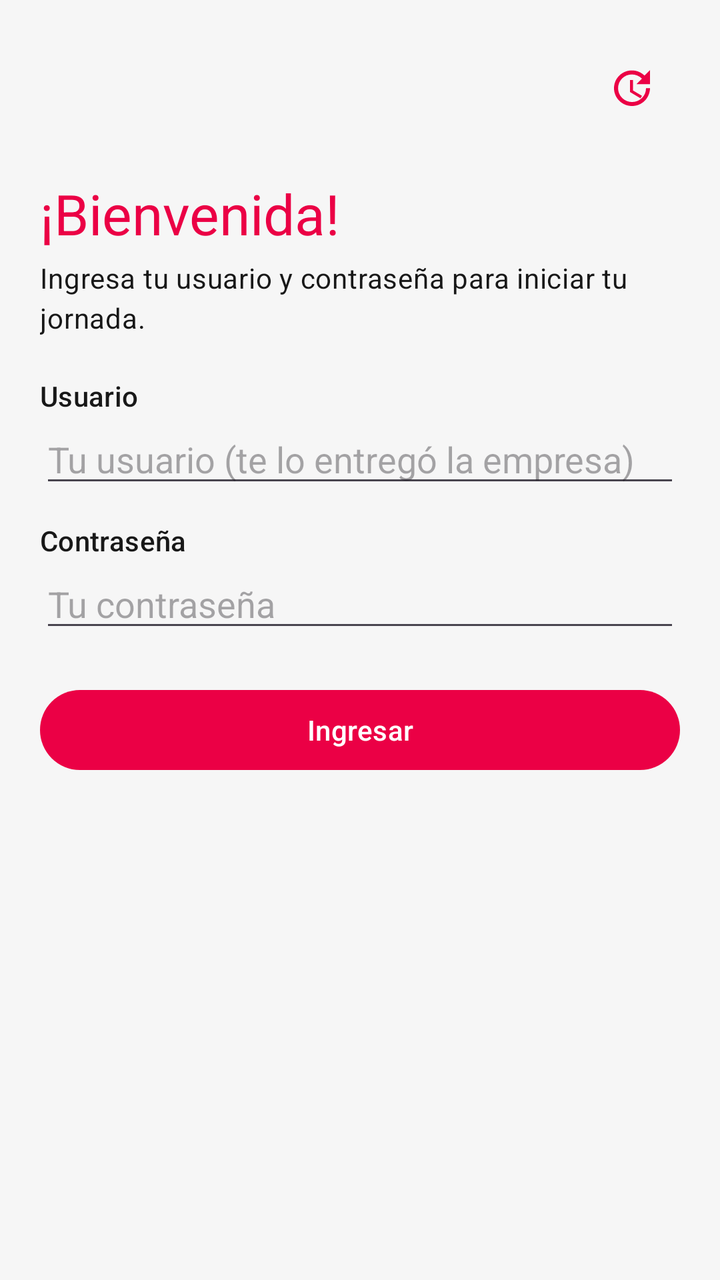
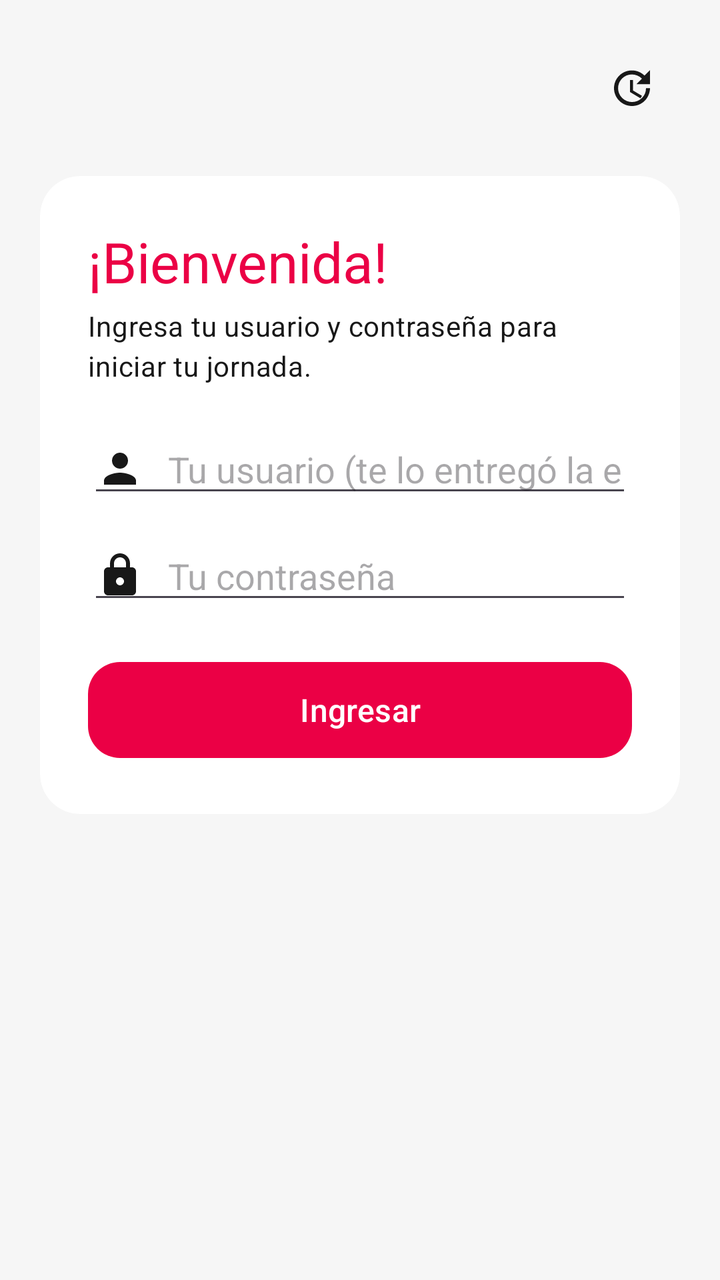

Compare the two renders of this Android layout. The source of the first and the diff that turns it into the second are given below.
<!-- AndroidManifest.xml: application theme Theme.Dmujeres -->
<!-- res/layout/activity_main.xml -->
<?xml version="1.0" encoding="utf-8"?>
<FrameLayout xmlns:android="http://schemas.android.com/apk/res/android"
    android:layout_width="match_parent"
    android:layout_height="match_parent"
    android:background="@color/background">

    <ScrollView
        android:layout_width="match_parent"
        android:layout_height="match_parent"
        android:fillViewport="true">

        <LinearLayout
            android:layout_width="match_parent"
            android:layout_height="wrap_content"
            android:orientation="vertical"
            android:padding="20dp">

            <FrameLayout
                android:layout_width="match_parent"
                android:layout_height="wrap_content"
                android:layout_marginBottom="20dp">

                <ImageView
                    android:id="@+id/bannerLogo"
                    android:layout_width="260dp"
                    android:layout_height="wrap_content"
                    android:layout_gravity="center_horizontal"
                    android:layout_alignParentTop="true"
                    android:adjustViewBounds="true"
                    android:contentDescription="@string/app_name" />

                <ImageButton
                    android:id="@+id/updateButton"
                    android:layout_width="48dp"
                    android:layout_height="48dp"
                    android:layout_gravity="top|end"
                    android:background="?attr/selectableItemBackgroundBorderless"
                    android:contentDescription="@string/check_updates"
                    android:scaleType="centerInside"
                    android:src="@drawable/ic_update" />

            </FrameLayout>

            <LinearLayout
                android:id="@+id/loginSection"
                android:layout_width="match_parent"
                android:layout_height="wrap_content"
                android:orientation="vertical">

                <TextView
                    android:layout_width="wrap_content"
                    android:layout_height="wrap_content"
                    android:text="@string/login_title"
                    android:textAppearance="@style/TextAppearance.Material3.HeadlineMedium"
                    android:textColor="@color/primary"
                    android:layout_marginBottom="4dp" />

                <TextView
                    android:layout_width="wrap_content"
                    android:layout_height="wrap_content"
                    android:text="@string/login_subtitle"
                    android:textAppearance="@style/TextAppearance.Material3.BodyMedium"
                    android:textColor="@color/ink"
                    android:layout_marginBottom="20dp" />

                <TextView
                    android:layout_width="wrap_content"
                    android:layout_height="wrap_content"
                    android:text="@string/username_label"
                    android:textAppearance="@style/TextAppearance.Material3.LabelLarge"
                    android:textColor="@color/ink" />

                <EditText
                    android:id="@+id/usernameInput"
                    android:layout_width="match_parent"
                    android:layout_height="wrap_content"
                    android:hint="@string/username_hint"
                    android:inputType="text"
                    android:layout_marginBottom="12dp" />

                <TextView
                    android:layout_width="wrap_content"
                    android:layout_height="wrap_content"
                    android:text="@string/password_label"
                    android:textAppearance="@style/TextAppearance.Material3.LabelLarge"
                    android:textColor="@color/ink" />

                <EditText
                    android:id="@+id/passwordInput"
                    android:layout_width="match_parent"
                    android:layout_height="wrap_content"
                    android:hint="@string/password_hint"
                    android:inputType="textPassword"
                    android:layout_marginBottom="20dp" />

                <Button
                    android:id="@+id/loginButton"
                    android:layout_width="match_parent"
                    android:layout_height="wrap_content"
                    android:text="@string/login_button" />

            </LinearLayout>

            <LinearLayout
                android:id="@+id/mainSection"
                android:layout_width="match_parent"
                android:layout_height="wrap_content"
                android:orientation="vertical"
                android:visibility="gone">

                <TextView
                    android:id="@+id/stateText"
                    android:layout_width="match_parent"
                    android:layout_height="wrap_content"
                    android:text="@string/tracking_off"
                    android:textAppearance="@style/TextAppearance.Material3.TitleMedium"
                    android:textColor="@color/primary"
                    android:padding="14dp"
                    android:background="@drawable/state_background"
                    android:layout_marginBottom="12dp" />

                <TextView
                    android:id="@+id/logText"
                    android:layout_width="match_parent"
                    android:layout_height="wrap_content"
                    android:text=""
                    android:textAppearance="@style/TextAppearance.Material3.BodyLarge"
                    android:textColor="@color/ink"
                    android:lineSpacingExtra="6dp"
                    android:padding="14dp"
                    android:background="@drawable/state_background"
                    android:layout_marginBottom="20dp" />

                <Button
                    android:id="@+id/toggleButton"
                    android:layout_width="match_parent"
                    android:layout_height="wrap_content"
                    android:text="@string/start" />

                <Button
                    android:id="@+id/diagButton"
                    style="@style/Widget.Material3.Button.TextButton"
                    android:layout_width="match_parent"
                    android:layout_height="wrap_content"
                    android:text="@string/diag_button" />

            </LinearLayout>

        </LinearLayout>

    </ScrollView>

    <TextView
        android:id="@+id/versionText"
        android:layout_width="wrap_content"
        android:layout_height="wrap_content"
        android:layout_gravity="bottom|end"
        android:padding="10dp"
        android:textAppearance="@style/TextAppearance.Material3.BodySmall"
        android:textColor="#8A8A8A" />

</FrameLayout>
<!-- resources referenced by this layout -->
<resources>
  <color name="background">#F6F6F6</color>
  <color name="ink">#181818</color>
  <color name="primary">#EB0045</color>
  <!-- drawable ic_update (drawable) -->
  <?xml version="1.0" encoding="utf-8"?>
  <vector xmlns:android="http://schemas.android.com/apk/res/android"
      android:width="24dp"
      android:height="24dp"
      android:viewportWidth="24"
      android:viewportHeight="24"
      android:tint="@color/primary">
      <path
          android:fillColor="#FFFFFFFF"
          android:pathData="M21,10.12h-6.78l2.74,-2.82c-2.73,-2.7 -7.15,-2.8 -9.88,-0.1 -2.73,2.71 -2.73,7.08 0,9.79s7.15,2.71 9.88,0C18.32,15.65 19,14.08 19,12.1h2c0,1.98 -0.88,4.55 -2.64,6.29 -3.51,3.48 -9.21,3.48 -12.72,0 -3.5,-3.47 -3.53,-9.11 -0.02,-12.58 3.51,-3.47 9.14,-3.47 12.65,0L21,3v7.12zM12.5,8v5.25l4.5,2.67 -0.75,1.23L11,14V8h1.5z"/>
  </vector>
  <!-- drawable state_background (drawable) -->
  <?xml version="1.0" encoding="utf-8"?>
  <shape xmlns:android="http://schemas.android.com/apk/res/android" android:shape="rectangle">
      <solid android:color="#FFE9F0" />
      <corners android:radius="8dp" />
  </shape>
  <string name="app_name">DMujeres Tracking</string>
  <string name="check_updates">Buscar actualizaciones</string>
  <string name="diag_button">Diagnóstico</string>
  <string name="login_button">Ingresar</string>
  <string name="login_subtitle">Ingresa tu usuario y contraseña para iniciar tu jornada.</string>
  <string name="login_title">¡Bienvenida!</string>
  <string name="password_hint">Tu contraseña</string>
  <string name="password_label">Contraseña</string>
  <string name="start">Iniciar jornada</string>
  <string name="tracking_off">Jornada finalizada</string>
  <string name="username_hint">Tu usuario (te lo entregó la empresa)</string>
  <string name="username_label">Usuario</string>
  <style name="Theme.Dmujeres" parent="Theme.Material3.Light.NoActionBar">
          <item name="colorPrimary">@color/primary</item>
          <item name="colorPrimaryDark">@color/primary_dark</item>
          <item name="colorAccent">@color/accent</item>
          <item name="android:statusBarColor">@color/primary_dark</item>
          <item name="android:windowBackground">@color/background</item>
          <item name="android:colorAccent">@color/accent</item>
          <item name="android:colorPrimary">@color/primary</item>
      </style>
  <color name="primary_dark">#C4003B</color>
  <color name="accent">#FF1464</color>
</resources>

<!-- the commit's change to res/layout/activity_main.xml (unified diff, before → after) -->
@@ -1,5 +1,6 @@
 <?xml version="1.0" encoding="utf-8"?>
 <FrameLayout xmlns:android="http://schemas.android.com/apk/res/android"
+    xmlns:app="http://schemas.android.com/apk/res-auto"
     android:layout_width="match_parent"
     android:layout_height="match_parent"
     android:background="@color/background">
@@ -25,7 +26,6 @@
                     android:layout_width="260dp"
                     android:layout_height="wrap_content"
                     android:layout_gravity="center_horizontal"
-                    android:layout_alignParentTop="true"
                     android:adjustViewBounds="true"
                     android:contentDescription="@string/app_name" />
 
@@ -41,110 +41,135 @@
 
             </FrameLayout>
 
-            <LinearLayout
-                android:id="@+id/loginSection"
+            <com.google.android.material.card.MaterialCardView
                 android:layout_width="match_parent"
                 android:layout_height="wrap_content"
-                android:orientation="vertical">
+                app:cardBackgroundColor="@color/white"
+                app:cardCornerRadius="20dp"
+                app:cardElevation="0dp"
+                app:strokeWidth="0dp">
 
-                <TextView
-                    android:layout_width="wrap_content"
-                    android:layout_height="wrap_content"
-                    android:text="@string/login_title"
-                    android:textAppearance="@style/TextAppearance.Material3.HeadlineMedium"
-                    android:textColor="@color/primary"
-                    android:layout_marginBottom="4dp" />
-
-                <TextView
-                    android:layout_width="wrap_content"
-                    android:layout_height="wrap_content"
-                    android:text="@string/login_subtitle"
-                    android:textAppearance="@style/TextAppearance.Material3.BodyMedium"
-                    android:textColor="@color/ink"
-                    android:layout_marginBottom="20dp" />
-
-                <TextView
-                    android:layout_width="wrap_content"
-                    android:layout_height="wrap_content"
-                    android:text="@string/username_label"
-                    android:textAppearance="@style/TextAppearance.Material3.LabelLarge"
-                    android:textColor="@color/ink" />
-
-                <EditText
-                    android:id="@+id/usernameInput"
+                <LinearLayout
+                    android:id="@+id/loginSection"
                     android:layout_width="match_parent"
                     android:layout_height="wrap_content"
-                    android:hint="@string/username_hint"
-                    android:inputType="text"
-                    android:layout_marginBottom="12dp" />
+                    android:orientation="vertical"
+                    android:padding="24dp">
 
-                <TextView
-                    android:layout_width="wrap_content"
-                    android:layout_height="wrap_content"
-                    android:text="@string/password_label"
-                    android:textAppearance="@style/TextAppearance.Material3.LabelLarge"
-                    android:textColor="@color/ink" />
+                    <TextView
+                        android:layout_width="wrap_content"
+                        android:layout_height="wrap_content"
+                        android:text="@string/login_title"
+                        android:textAppearance="@style/TextAppearance.Material3.HeadlineMedium"
+                        android:textColor="@color/primary"
+                        android:layout_marginBottom="4dp" />
 
-                <EditText
-                    android:id="@+id/passwordInput"
+                    <TextView
+                        android:layout_width="wrap_content"
+                        android:layout_height="wrap_content"
+                        android:text="@string/login_subtitle"
+                        android:textAppearance="@style/TextAppearance.Material3.BodyMedium"
+                        android:textColor="@color/ink"
+                        android:layout_marginBottom="20dp" />
+
+                    <EditText
+                        android:id="@+id/usernameInput"
+                        android:layout_width="match_parent"
+                        android:layout_height="wrap_content"
+                        android:hint="@string/username_hint"
+                        android:inputType="text"
+                        android:drawableStart="@drawable/ic_person"
+                        android:drawablePadding="12dp"
+                        android:drawableTint="@color/ink"
+                        android:paddingLeft="4dp"
+                        android:layout_marginBottom="12dp" />
+
+                    <EditText
+                        android:id="@+id/passwordInput"
+                        android:layout_width="match_parent"
+                        android:layout_height="wrap_content"
+                        android:hint="@string/password_hint"
+                        android:inputType="textPassword"
+                        android:drawableStart="@drawable/ic_lock"
+                        android:drawablePadding="12dp"
+                        android:drawableTint="@color/ink"
+                        android:paddingLeft="4dp"
+                        android:layout_marginBottom="20dp" />
+
+                    <com.google.android.material.button.MaterialButton
+                        android:id="@+id/loginButton"
+                        android:layout_width="match_parent"
+                        android:layout_height="56dp"
+                        android:text="@string/login_button"
+                        android:textSize="16sp"
+                        app:cornerRadius="16dp" />
+
+                </LinearLayout>
+
+            </com.google.android.material.card.MaterialCardView>
+
+            <com.google.android.material.card.MaterialCardView
+                android:layout_width="match_parent"
+                android:layout_height="wrap_content"
+                android:layout_marginTop="16dp"
+                app:cardBackgroundColor="@color/white"
+                app:cardCornerRadius="20dp"
+                app:cardElevation="0dp"
+                app:strokeWidth="0dp">
+
+                <LinearLayout
+                    android:id="@+id/mainSection"
                     android:layout_width="match_parent"
                     android:layout_height="wrap_content"
-                    android:hint="@string/password_hint"
-                    android:inputType="textPassword"
-                    android:layout_marginBottom="20dp" />
+                    android:orientation="vertical"
+                    android:padding="24dp"
+                    android:visibility="gone">
 
-                <Button
-                    android:id="@+id/loginButton"
-                    android:layout_width="match_parent"
-                    android:layout_height="wrap_content"
-                    android:text="@string/login_button" />
+                    <TextView
+                        android:id="@+id/stateText"
+                        android:layout_width="match_parent"
+                        android:layout_height="wrap_content"
+                        android:text="@string/tracking_off"
+                        android:textAppearance="@style/TextAppearance.Material3.TitleMedium"
+                        android:textColor="@color/primary"
+                        android:padding="14dp"
+                        android:background="@drawable/state_background"
+                        android:layout_marginBottom="12dp" />
 
-            </LinearLayout>
+                    <TextView
+                        android:id="@+id/logText"
+                        android:layout_width="match_parent"
+                        android:layout_height="wrap_content"
+                        android:text=""
+                        android:textAppearance="@style/TextAppearance.Material3.BodyLarge"
+                        android:textColor="@color/ink"
+                        android:lineSpacingExtra="6dp"
+                        android:padding="14dp"
+                        android:background="@drawable/state_background"
+                        android:layout_marginBottom="20dp" />
 
-            <LinearLayout
-                android:id="@+id/mainSection"
-                android:layout_width="match_parent"
-                android:layout_height="wrap_content"
-                android:orientation="vertical"
-                android:visibility="gone">
+                    <com.google.android.material.button.MaterialButton
+                        android:id="@+id/toggleButton"
+                        android:layout_width="match_parent"
+                        android:layout_height="64dp"
+                        android:text="@string/start"
+                        android:textSize="18sp"
+                        app:icon="@drawable/ic_play"
+                        app:iconGravity="textStart"
+                        app:iconPadding="10dp"
+                        app:iconTint="@color/white"
+                        app:cornerRadius="16dp" />
 
-                <TextView
-                    android:id="@+id/stateText"
-                    android:layout_width="match_parent"
-                    android:layout_height="wrap_content"
-                    android:text="@string/tracking_off"
-                    android:textAppearance="@style/TextAppearance.Material3.TitleMedium"
-                    android:textColor="@color/primary"
-                    android:padding="14dp"
-                    android:background="@drawable/state_background"
-                    android:layout_marginBottom="12dp" />
+                    <com.google.android.material.button.MaterialButton
+                        android:id="@+id/diagButton"
+                        style="@style/Widget.Material3.Button.TextButton"
+                        android:layout_width="match_parent"
+                        android:layout_height="wrap_content"
+                        android:text="@string/diag_button" />
 
-                <TextView
-                    android:id="@+id/logText"
-                    android:layout_width="match_parent"
-                    android:layout_height="wrap_content"
-                    android:text=""
-                    android:textAppearance="@style/TextAppearance.Material3.BodyLarge"
-                    android:textColor="@color/ink"
-                    android:lineSpacingExtra="6dp"
-                    android:padding="14dp"
-                    android:background="@drawable/state_background"
-                    android:layout_marginBottom="20dp" />
+                </LinearLayout>
 
-                <Button
-                    android:id="@+id/toggleButton"
-                    android:layout_width="match_parent"
-                    android:layout_height="wrap_content"
-                    android:text="@string/start" />
-
-                <Button
-                    android:id="@+id/diagButton"
-                    style="@style/Widget.Material3.Button.TextButton"
-                    android:layout_width="match_parent"
-                    android:layout_height="wrap_content"
-                    android:text="@string/diag_button" />
-
-            </LinearLayout>
+            </com.google.android.material.card.MaterialCardView>
 
         </LinearLayout>
 
<!-- resource entries referenced after the edit -->
@@ -3,6 +3,40 @@
   <color name="background">#F6F6F6</color>
   <color name="ink">#181818</color>
   <color name="primary">#EB0045</color>
+  <color name="white">#FFFFFF</color>
+  <!-- drawable ic_lock (drawable) -->
+  <?xml version="1.0" encoding="utf-8"?>
+  <vector xmlns:android="http://schemas.android.com/apk/res/android"
+      android:width="24dp"
+      android:height="24dp"
+      android:viewportWidth="24"
+      android:viewportHeight="24">
+      <path
+          android:fillColor="#FF181818"
+          android:pathData="M18,8h-1L17,6c0,-2.76 -2.24,-5 -5,-5S7,3.24 7,6v2L6,8c-1.1,0 -2,0.9 -2,2v10c0,1.1 0.9,2 2,2h12c1.1,0 2,-0.9 2,-2L20,10c0,-1.1 -0.9,-2 -2,-2zM12,17c-1.1,0 -2,-0.9 -2,-2s0.9,-2 2,-2 2,0.9 2,2 -0.9,2 -2,2zM9,8L9,6c0,-1.66 1.34,-3 3,-3s3,1.34 3,3v2L9,8z"/>
+  </vector>
+  <!-- drawable ic_person (drawable) -->
+  <?xml version="1.0" encoding="utf-8"?>
+  <vector xmlns:android="http://schemas.android.com/apk/res/android"
+      android:width="24dp"
+      android:height="24dp"
+      android:viewportWidth="24"
+      android:viewportHeight="24">
+      <path
+          android:fillColor="#FF181818"
+          android:pathData="M12,12c2.21,0 4,-1.79 4,-4s-1.79,-4 -4,-4 -4,1.79 -4,4 1.79,4 4,4zM12,14c-2.67,0 -8,1.34 -8,4v2h16v-2c0,-2.66 -5.33,-4 -8,-4z"/>
+  </vector>
+  <!-- drawable ic_play (drawable) -->
+  <?xml version="1.0" encoding="utf-8"?>
+  <vector xmlns:android="http://schemas.android.com/apk/res/android"
+      android:width="24dp"
+      android:height="24dp"
+      android:viewportWidth="24"
+      android:viewportHeight="24">
+      <path
+          android:fillColor="#FFFFFFFF"
+          android:pathData="M8,5v14l11,-7z"/>
+  </vector>
   <!-- drawable ic_update (drawable) -->
   <?xml version="1.0" encoding="utf-8"?>
   <vector xmlns:android="http://schemas.android.com/apk/res/android"
@@ -10,7 +44,7 @@
       android:height="24dp"
       android:viewportWidth="24"
       android:viewportHeight="24"
-      android:tint="@color/primary">
+      android:tint="@color/ink">
       <path
           android:fillColor="#FFFFFFFF"
           android:pathData="M21,10.12h-6.78l2.74,-2.82c-2.73,-2.7 -7.15,-2.8 -9.88,-0.1 -2.73,2.71 -2.73,7.08 0,9.79s7.15,2.71 9.88,0C18.32,15.65 19,14.08 19,12.1h2c0,1.98 -0.88,4.55 -2.64,6.29 -3.51,3.48 -9.21,3.48 -12.72,0 -3.5,-3.47 -3.53,-9.11 -0.02,-12.58 3.51,-3.47 9.14,-3.47 12.65,0L21,3v7.12zM12.5,8v5.25l4.5,2.67 -0.75,1.23L11,14V8h1.5z"/>
@@ -28,11 +62,9 @@
   <string name="login_subtitle">Ingresa tu usuario y contraseña para iniciar tu jornada.</string>
   <string name="login_title">¡Bienvenida!</string>
   <string name="password_hint">Tu contraseña</string>
-  <string name="password_label">Contraseña</string>
   <string name="start">Iniciar jornada</string>
   <string name="tracking_off">Jornada finalizada</string>
   <string name="username_hint">Tu usuario (te lo entregó la empresa)</string>
-  <string name="username_label">Usuario</string>
   <style name="Theme.Dmujeres" parent="Theme.Material3.Light.NoActionBar">
           <item name="colorPrimary">@color/primary</item>
           <item name="colorPrimaryDark">@color/primary_dark</item>
